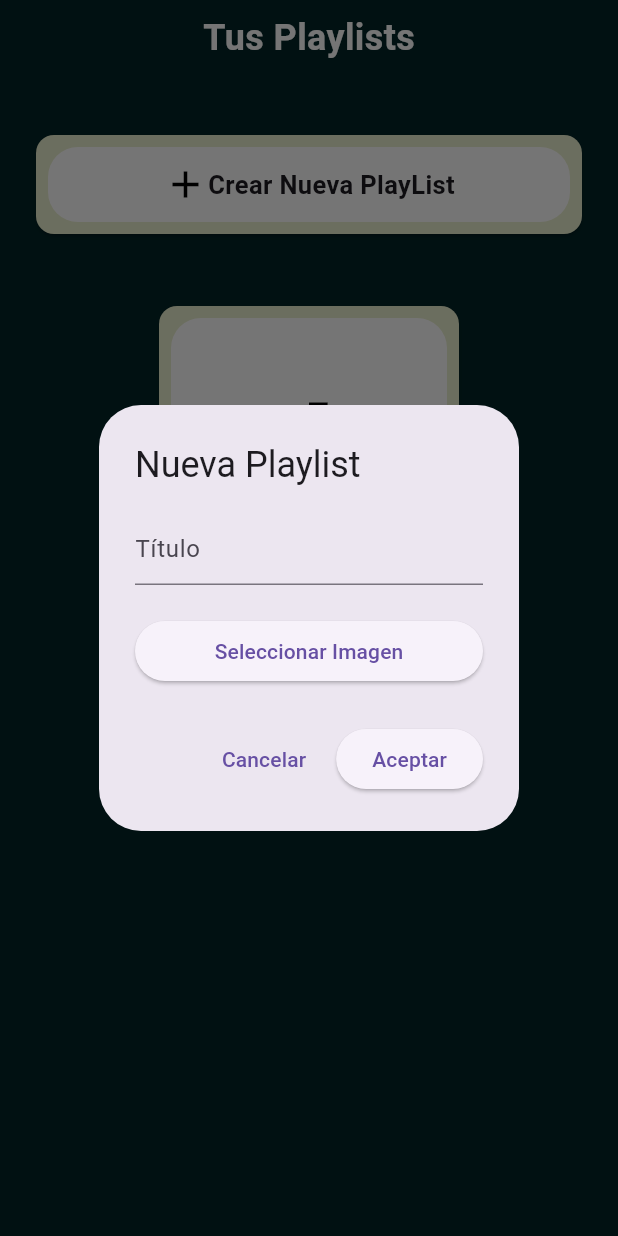
After one commit to Jose-Guglielmi/vinyl_sound_oficial, a Flutter app: the Biblioteca screen opened directly, after a tap on "Crear Nueva PlayList", on a phone screen of 412 x 824 dp. The commit adds this screen. Run offline on Flutter 3.47's test engine with Material 3 defaults, Android fonts, the phone set to English and light mode, and no system bars; our stand-ins replace just_audio, shared_preferences; missing offline and left inert: youtube_explode_dart; accounts and stored records are empty; network calls fail.

Commit message:
mejore la forma de ver los nombres y titulos

```diff
--- a/lib/main.dart
+++ b/lib/main.dart
@@ -1,5 +1,6 @@
 import 'package:flutter/material.dart';
 import 'package:provider/provider.dart';
+import 'package:vinyl_sound_oficial/presentation/screens/biblioteca.dart';
 import 'package:vinyl_sound_oficial/presentation/screens/favorites_page.dart';
 import 'package:vinyl_sound_oficial/presentation/state_managener/audio_provider.dart';
 import 'package:vinyl_sound_oficial/presentation/widgets/reproductor.dart';
@@ -54,7 +55,7 @@ class HomeState extends State<Home> {
       case 1:
         return const FavoritesPage();
       case 2:
-        return const FavoritesPage();
+        return const Biblioteca();
       case 3:
         return const Reproductor();
       default:
--- /dev/null
+++ b/lib/presentation/screens/biblioteca.dart
@@ -0,0 +1,211 @@
+import 'package:flutter/material.dart';
+import 'package:provider/provider.dart';
+import 'package:vinyl_sound_oficial/presentation/state_managener/audio_provider.dart';
+
+import '../widgets/scrolling_text.dart';
+
+class Biblioteca extends StatefulWidget {
+  const Biblioteca({super.key});
+
+  @override
+  State<Biblioteca> createState() => _BibliotecaState();
+}
+
+class _BibliotecaState extends State<Biblioteca> {
+  @override
+  Widget build(BuildContext context) {
+    final TextEditingController titleController = TextEditingController();
+
+    Future<void> _showDialog() async {
+      return showDialog<void>(
+        context: context,
+        builder: (BuildContext context) {
+          return AlertDialog(
+            title: const Text('Nueva Playlist'),
+            content: SingleChildScrollView(
+              child: ListBody(
+                children: <Widget>[
+                  TextField(
+                    controller: titleController,
+                    decoration: const InputDecoration(hintText: 'Título'),
+                  ),
+                  const SizedBox(height: 20),
+                  ElevatedButton(
+                    onPressed: () {},
+                    child: const Text('Seleccionar Imagen'),
+                  ),
+                ],
+              ),
+            ),
+            actions: <Widget>[
+              TextButton(
+                child: const Text('Cancelar'),
+                onPressed: () {
+                  Navigator.of(context).pop();
+                },
+              ),
+              ElevatedButton(
+                child: const Text('Aceptar'),
+                onPressed: () {
+                  // Aquí puedes manejar el aceptar, por ejemplo, guardar la información
+                  Navigator.of(context).pop();
+                },
+              ),
+            ],
+          );
+        },
+      );
+    }
+
+    final audioProvider = Provider.of<AudioProvider>(context);
+
+    final listaMeGustas = audioProvider.listaCancionesMeGustas;
+
+    return Scaffold(
+      backgroundColor: const Color(0xFF022527),
+      body: SingleChildScrollView(
+        child: SizedBox(
+          child: Column(
+            crossAxisAlignment: CrossAxisAlignment.center,
+            children: [
+              const Padding(
+                padding: EdgeInsets.all(8.0),
+                child: Text(
+                  'Tus Playlists',
+                  style: TextStyle(
+                    fontSize: 24,
+                    fontWeight: FontWeight.bold,
+                    color: Colors.white,
+                  ),
+                ),
+              ),
+              const SizedBox(height: 16),
+              GestureDetector(
+                onTap: () {
+                  _showDialog();
+                },
+                child: Padding(
+                  padding: const EdgeInsets.all(20.0),
+                  child: Card(
+                    color: const Color(0xFFEAEFCE),
+                    child: Column(
+                      crossAxisAlignment: CrossAxisAlignment.start,
+                      children: [
+                        Padding(
+                          padding: const EdgeInsets.all(8.0),
+                          child: Container(
+                            decoration: const BoxDecoration(
+                              borderRadius:
+                                  BorderRadius.all(Radius.circular(20)),
+                              color: Colors.white,
+                            ),
+                            height: 50,
+                            child: const Center(
+                              child: Row(
+                                mainAxisAlignment: MainAxisAlignment.center,
+                                children: [
+                                  Icon(
+                                    Icons.add,
+                                    size: 30,
+                                    color: Colors.black,
+                                  ),
+                                  Text(
+                                    "Crear Nueva PlayList",
+                                    style: TextStyle(
+                                        fontSize: 17,
+                                        fontWeight: FontWeight.bold),
+                                  )
+                                ],
+                              ),
+                            ),
+                          ),
+                        ),
+                      ],
+                    ),
+                  ),
+                ),
+              ),
+              Padding(
+                padding: const EdgeInsets.all(20.0),
+                child: Wrap(
+                  spacing: 16,
+                  runSpacing: 16,
+                  children: [
+                    _buildPlaylistCard(
+                        'Mis Favoritos', '${listaMeGustas.length}'),
+                  ],
+                ),
+              ),
+            ],
+          ),
+        ),
+      ),
+    );
+  }
+
+  // Función auxiliar para construir cada tarjeta de playlist
+  Widget _buildPlaylistCard(String title, String subtitle) {
+    return Card(
+      color: const Color(0xFFEAEFCE),
+      child: SizedBox(
+        width: 200,
+        child: Column(
+          crossAxisAlignment: CrossAxisAlignment.start,
+          children: [
+            Padding(
+              padding: const EdgeInsets.all(8.0),
+              child: Container(
+                decoration: const BoxDecoration(
+                  borderRadius: BorderRadius.all(Radius.circular(20)),
+                  color: Colors.white,
+                ),
+                height: 150,
+                child: const Center(
+                  child: Icon(
+                    Icons.music_note,
+                    size: 50,
+                    color: Colors.black,
+                  ),
+                ),
+              ),
+            ),
+            Row(
+              children: [
+                Expanded(
+                  child: Padding(
+                    padding: const EdgeInsets.all(8.0),
+                    child: Column(
+                      crossAxisAlignment: CrossAxisAlignment.start,
+                      children: [
+                        ScrollingText(
+                          text: title,
+                          style: const TextStyle(
+                            color: Colors.black54,
+                          ),
+                        ),
+                        Text(
+                          subtitle,
+                          style: const TextStyle(
+                            color: Colors.black54,
+                          ),
+                        ),
+                      ],
+                    ),
+                  ),
+                ),
+                const Padding(
+                  padding: EdgeInsets.all(10.0),
+                  child: Icon(
+                    Icons.play_circle_filled,
+                    size: 45,
+                    color: Color.fromARGB(255, 32, 75, 33),
+                  ),
+                ),
+              ],
+            ),
+          ],
+        ),
+      ),
+    );
+  }
+}
--- /dev/null
+++ b/lib/presentation/widgets/scrolling_text.dart
@@ -0,0 +1,91 @@
+import 'package:flutter/material.dart';
+
+class ScrollingText extends StatefulWidget {
+  final String text;
+  final TextStyle style;
+
+  const ScrollingText({
+    super.key,
+    required this.text,
+    required this.style,
+  });
+
+  @override
+  ScrollingTextState createState() => ScrollingTextState();
+}
+
+class ScrollingTextState extends State<ScrollingText>
+    with SingleTickerProviderStateMixin {
+  late ScrollController _scrollController;
+  late AnimationController _animationController;
+  double _maxOffset = 0.0;
+  final _longTextKey = GlobalKey();
+  bool _hasOverflow = false;
+
+  @override
+  void initState() {
+    super.initState();
+    _scrollController = ScrollController();
+    _animationController = AnimationController(
+      vsync: this,
+      duration: const Duration(seconds: 10),
+    );
+
+    WidgetsBinding.instance.addPostFrameCallback((_) {
+      _calculateMaxOffset();
+    });
+  }
+
+  void _calculateMaxOffset() {
+    final RenderBox? renderBox =
+        _longTextKey.currentContext?.findRenderObject() as RenderBox?;
+    if (renderBox != null) {
+      setState(() {
+        _maxOffset = renderBox.size.width - context.size!.width;
+        _hasOverflow = _maxOffset > 0;
+        if (_hasOverflow) {
+          _animationController.repeat(reverse: true);
+        }
+      });
+    }
+  }
+
+  @override
+  void dispose() {
+    _animationController.dispose();
+    _scrollController.dispose();
+    super.dispose();
+  }
+
+  @override
+  Widget build(BuildContext context) {
+    return LayoutBuilder(
+      builder: (context, constraints) {
+        return SizedBox(
+          width: constraints.maxWidth, // Usar el ancho disponible
+          child: AnimatedBuilder(
+            animation: _animationController,
+            builder: (context, child) {
+              if (_hasOverflow) {
+                double offset = _animationController.value * _maxOffset;
+                _scrollController.jumpTo(offset);
+              }
+              return SingleChildScrollView(
+                controller: _scrollController,
+                scrollDirection: Axis.horizontal,
+                physics: const NeverScrollableScrollPhysics(),
+                child: child,
+              );
+            },
+            child: Text(
+              widget.text,
+              textAlign: TextAlign.center,
+              key: _longTextKey,
+              style: widget.style,
+            ),
+          ),
+        );
+      },
+    );
+  }
+}
```
Also changed, not shown: lib/presentation/screens/buscador_page.dart (+2 -5 lines), lib/presentation/widgets/artistas_view.dart (+15 -7 lines), lib/presentation/widgets/canciones_view.dart (+15 -17 lines), lib/presentation/widgets/menu_inferior.dart (+9 -1 lines), lib/presentation/widgets/music_player_card.dart (+6 -13 lines).
